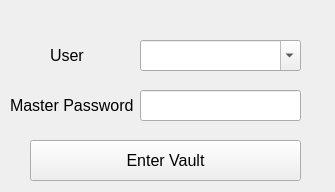
Above: ui/loginui.ui from KanzuNe/Security-Unity before the change. Below: the same form after it.
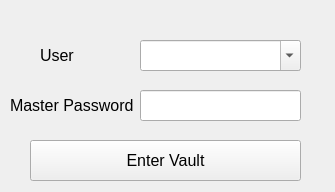
That is the form after the change.

What changed in the file:
```diff
--- a/ui/loginui.ui
+++ b/ui/loginui.ui
@@ -58,7 +58,7 @@
    <widget class="QLabel" name="label">
     <property name="geometry">
      <rect>
-      <x>50</x>
+      <x>40</x>
       <y>40</y>
       <width>131</width>
       <height>31</height>
```
